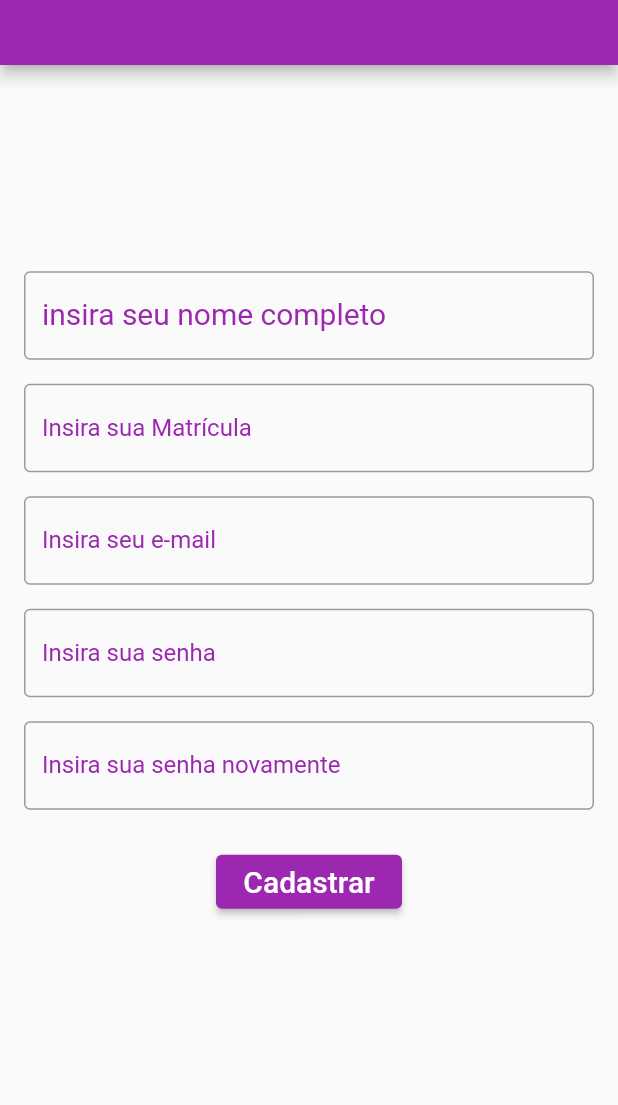
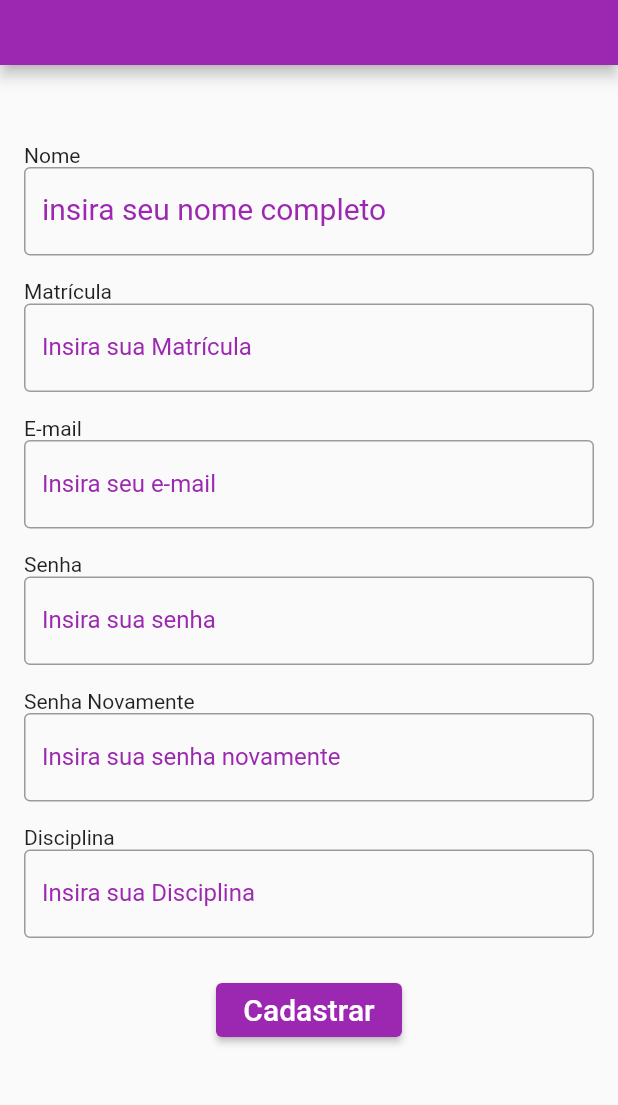
Before and after one commit to lazhcsilva/agendamento-lab-app, a Flutter app: the screen it shows after launch, after a tap on "Cadastrar", on a phone screen of 412 x 824 dp, the part 100-1205 px from its top. Run offline on Flutter 3.47's test engine with Material 2 defaults, Android fonts, the phone set to English and light mode, and no system bars; Roboto replaces fonts that are missing (Anton).

```diff
--- a/flutter/lib/Cadastro.dart
+++ b/flutter/lib/Cadastro.dart
@@ -3,7 +3,20 @@ import 'package:flutter/material.dart';
 
 import 'package:flutter/services.dart';
 
-class Cadastro extends StatelessWidget {
+class CadastroPage extends StatefulWidget {
+  @override
+  _CadastroPageState createState() => _CadastroPageState();
+}
+
+class _CadastroPageState extends State<CadastroPage> {
+  final GlobalKey<FormState> formKey = GlobalKey<FormState>();
+  final TextEditingController _Nome = TextEditingController();
+  final TextEditingController _Senha = TextEditingController();
+  final TextEditingController _Senha2 = TextEditingController();
+  final TextEditingController _Matricula = TextEditingController();
+  final TextEditingController _Disciplina = TextEditingController();
+  final TextEditingController _Email = TextEditingController();
+
   @override
   Widget build(BuildContext context) {
     return Scaffold(
@@ -28,10 +41,12 @@ class Cadastro extends StatelessWidget {
                 Padding(
                   padding: const EdgeInsets.all(16),
                   child: Form(
+                    key: formKey,
                     child: Center(
                       child: ListView(
                         shrinkWrap: true,
                         children: [
+                          Text('Nome'),
                           TextFormField(
                               decoration: const InputDecoration(
                                 labelText: 'insira seu nome completo',
@@ -42,13 +57,17 @@ class Cadastro extends StatelessWidget {
                                 counterText: '',
                                 border: OutlineInputBorder(),
                               ),
+                              controller: _Nome,
                               maxLength: 10,
                               keyboardType: TextInputType.text,
                               validator: (text) {
                                 if (text == null || text.isEmpty)
                                   return 'Campo obrigatório';
                               }),
-                          const SizedBox(height: 16),
+                          const SizedBox(
+                            height: 16,
+                          ),
+                          Text("Matrícula"),
                           TextFormField(
                             decoration: const InputDecoration(
                                 labelText: 'Insira sua Matrícula',
@@ -58,6 +77,7 @@ class Cadastro extends StatelessWidget {
                                 suffixText: 'Matrícula',
                                 counterText: '',
                                 border: OutlineInputBorder()),
+                            controller: _Matricula,
                             maxLength: 10,
                             keyboardType: TextInputType.number,
                             validator: (text) {
@@ -66,6 +86,7 @@ class Cadastro extends StatelessWidget {
                             },
                           ),
                           const SizedBox(height: 16),
+                          Text("E-mail"),
                           TextFormField(
                             decoration: const InputDecoration(
                                 labelText: 'Insira seu e-mail',
@@ -75,6 +96,7 @@ class Cadastro extends StatelessWidget {
                                 suffixText: 'e-mail',
                                 counterText: '',
                                 border: OutlineInputBorder()),
+                            controller: _Email,
                             maxLength: 10,
                             keyboardType: TextInputType.text,
                             validator: (text) {
@@ -83,6 +105,7 @@ class Cadastro extends StatelessWidget {
                             },
                           ),
                           const SizedBox(height: 16),
+                          Text('Senha'),
                           TextFormField(
                             decoration: const InputDecoration(
                                 labelText: 'Insira sua senha',
@@ -92,14 +115,16 @@ class Cadastro extends StatelessWidget {
                                 suffixText: 'Senha',
                                 counterText: '',
                                 border: OutlineInputBorder()),
+                            controller: _Senha,
                             maxLength: 10,
                             keyboardType: TextInputType.number,
-                            validator: (text) {
-                              if (text == null || text.isEmpty)
+                            validator: (text1) {
+                              if (text1 == null || text1.isEmpty)
                                 return 'Campo obrigatório';
                             },
                           ),
                           const SizedBox(height: 16),
+                          Text('Senha Novamente'),
                           TextFormField(
                             decoration: const InputDecoration(
                                 labelText: 'Insira sua senha novamente',
@@ -109,6 +134,28 @@ class Cadastro extends StatelessWidget {
                                 suffixText: 'Senha',
                                 counterText: '',
                                 border: OutlineInputBorder()),
+                            controller: _Senha2,
+                            maxLength: 10,
+                            keyboardType: TextInputType.number,
+                            validator: (text2) {
+                              if (text2 == null ||
+                                  text2.isEmpty ||
+                                  _Senha.text != _Senha2.text)
+                                return 'senhas estão diferentes';
+                            },
+                          ),
+                          const SizedBox(height: 16),
+                          Text('Disciplina'),
+                          TextFormField(
+                            decoration: const InputDecoration(
+                                labelText: 'Insira sua Disciplina',
+                                labelStyle: TextStyle(color: Colors.purple),
+                                hintText: 'Insira sua Disciplina',
+                                hintStyle: TextStyle(color: Colors.purple),
+                                suffixText: 'Disciplina',
+                                counterText: '',
+                                border: OutlineInputBorder()),
+                            controller: _Disciplina,
                             maxLength: 10,
                             keyboardType: TextInputType.number,
                             validator: (text) {
@@ -124,6 +171,15 @@ class Cadastro extends StatelessWidget {
                               style: ElevatedButton.styleFrom(
                                   primary: Colors.purple),
                               onPressed: () {
+                                if (formKey.currentState!.validate()) {
+                                  setState(() {
+                                    final String nome = _Nome.text;
+                                    final double? senha =
+                                        double.tryParse(_Senha.text);
+                                    final double? matricula =
+                                        double.tryParse(_Matricula.text);
+                                    final String disciplina = _Disciplina.text;
+                                    final String email = _Email.text;
                                     Navigator.push(
                                       context,
                                       MaterialPageRoute(
@@ -132,6 +188,8 @@ class Cadastro extends StatelessWidget {
                                         },
                                       ),
                                     );
+                                  });
+                                }
                               },
                               child: Text(
                                 'Cadastrar',
--- a/flutter/lib/main.dart
+++ b/flutter/lib/main.dart
@@ -14,7 +14,7 @@ class MyApp extends StatelessWidget {
       initialRoute: '/HomePage',
       routes: {
         '/HomePage': (context) => HomePage(),
-        '/primeira': (context) => Cadastro(),
+        '/primeira': (context) => CadastroPage(),
       },
     );
   }
@@ -120,7 +120,7 @@ class _HomePageState extends State<HomePage> {
                                   context,
                                   MaterialPageRoute(
                                     builder: (context) {
-                                      return Cadastro();
+                                      return CadastroPage();
                                     },
                                   ),
                                 );
```
Lines whose indentation alone changed are shown as unchanged.
